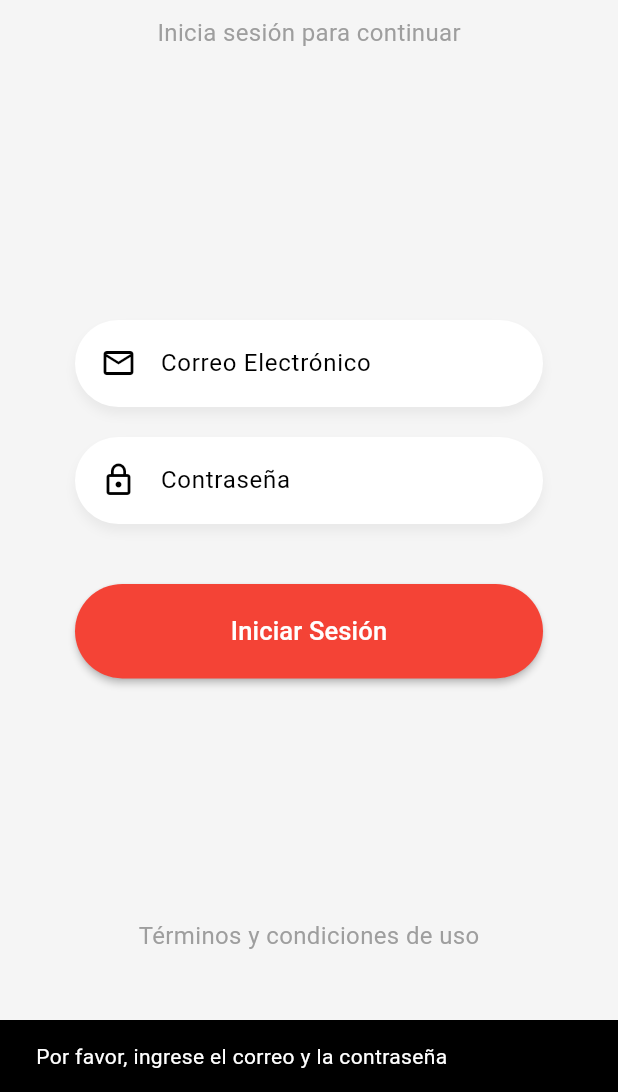
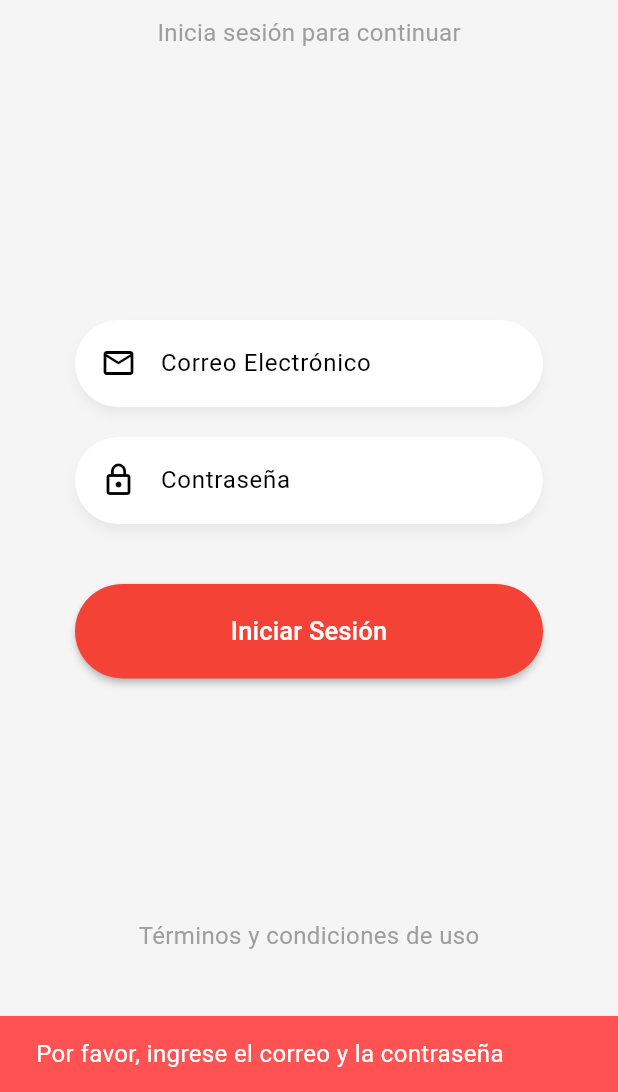
Before and after one commit to DevJorgeRafael/tech-pay-flutter, a Flutter app: the screen it shows after launch, after a tap on "Iniciar Sesión", on a phone screen of 412 x 824 dp, the part 144-1236 px from its top. Run offline on Flutter 3.47's test engine with Material 3 defaults, Android fonts, the phone set to English and light mode, and no system bars; our stand-ins replace dio, flutter_dotenv, flutter_secure_storage, get_it, go_router, shared_preferences; accounts and stored records are empty; network calls fail; Roboto replaces fonts that are missing (HelveticaNeue).

Commit message:
Corregir error de login

```diff
--- a/lib/features/auth/presentation/pages/login_page.dart
+++ b/lib/features/auth/presentation/pages/login_page.dart
@@ -29,23 +29,32 @@ class _LoginPageState extends State<LoginPage> {
     final password = passwordController.text.trim();
 
     if (email.isEmpty || password.isEmpty) {
-      ScaffoldMessenger.of(context).showSnackBar(
-        const SnackBar(
-            content: Text('Por favor, ingrese el correo y la contraseña')),
-      );
+      showSnackBar(context, 'Por favor, ingrese el correo y la contraseña',
+          isError: true);
       return;
     }
 
     try {
       await authProvider.login(email, password);
-      // Si el login es exitoso, navegar a la página principal
-      context.go('/home');
+      context.go('/home'); // Redirigir si es exitoso
     } catch (e) {
-      // Mostrar un mensaje de error si falla el login
-      ScaffoldMessenger.of(context).showSnackBar(
-        SnackBar(content: Text(e.toString())),
-      );
+      showSnackBar(context, e.toString(), isError: true);
     }
+  }
+
+  // Función para mostrar SnackBar mejorado
+  void showSnackBar(BuildContext context, String message,
+      {bool isError = false}) {
+    ScaffoldMessenger.of(context).showSnackBar(
+      SnackBar(
+        content: Text(
+          message,
+          style: const TextStyle(color: Colors.white, fontSize: 16),
+        ),
+        backgroundColor: isError ? Colors.redAccent : Colors.green,
+        duration: const Duration(seconds: 4), // Hace que dure más tiempo
+      ),
+    );
   }
 
   @override
--- a/lib/features/auth/presentation/providers/auth_provider.dart
+++ b/lib/features/auth/presentation/providers/auth_provider.dart
@@ -33,7 +33,7 @@ class AuthProvider with ChangeNotifier {
       _user = user;
       notifyListeners();
     } catch (e) {
-      throw Exception('Error en el inicio de sesión: $e');
+      rethrow;
     } finally {
       _isLoading = false;
       notifyListeners();
```
Also changed, not shown: lib/features/auth/data/datasources/auth_remote_datasource_impl.dart (+36 -3 lines).
